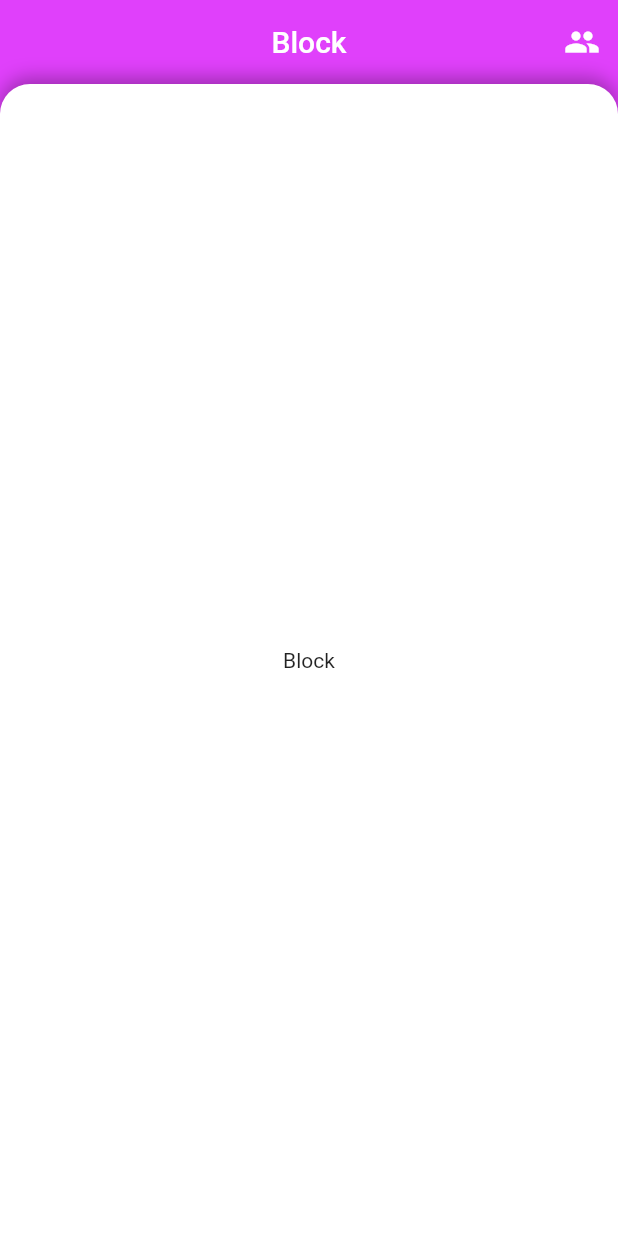
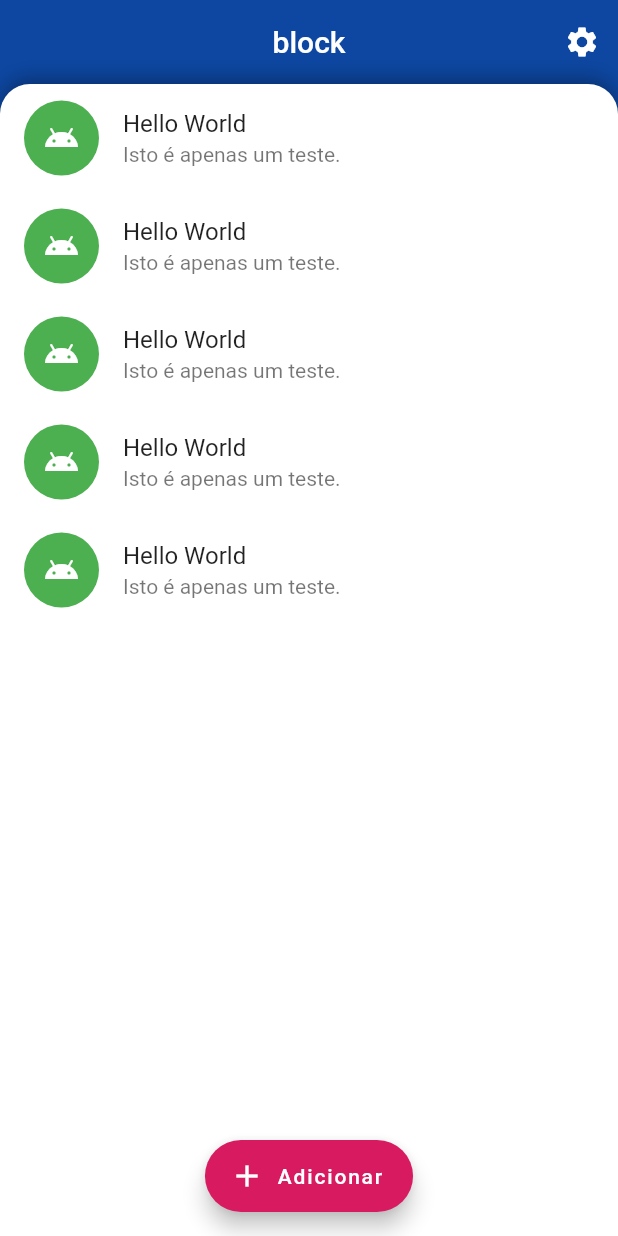
Before and after one commit to Felyp-Henrique/block, a Flutter app: the screen it shows after launch, on a phone screen of 412 x 824 dp. Run offline on Flutter 3.47's test engine with Material 2 defaults, Android fonts, the light colour scheme and no system bars.

Commit message:
definido cores padrao; definido item de listas; criado botao flutuante na home

```diff
--- a/lib/block.app.dart
+++ b/lib/block.app.dart
@@ -12,6 +12,12 @@ class BlockApp extends StatelessWidget {
       routes: {
         HomeView.ROUTE_PATH: (context) => HomeView(),
       },
+      theme: ThemeData(
+        brightness: Brightness.light,
+        primaryColor: Colors.blue[900],
+        accentColor: Colors.pink[600],
+        errorColor: Colors.red[900],
+      ),
     );
   }
 }
--- a/lib/components/appbar.component.dart
+++ b/lib/components/appbar.component.dart
@@ -3,7 +3,7 @@ import 'package:flutter/material.dart';
 // ignore: non_constant_identifier_names
 PreferredSizeWidget BlockAppBar({
       Key? key,
-      @required Widget? title,
+      required Widget? title,
       Widget? leading,
       List<Widget>? actions,
       Brightness? brightness: Brightness.light,
--- /dev/null
+++ b/lib/components/item.component.dart
@@ -0,0 +1,87 @@
+import 'package:block/dimensions.app.dart';
+import "package:flutter/material.dart";
+
+class BlockItem extends StatelessWidget {
+
+  GlobalKey _dismiss = GlobalKey();
+
+  String title;
+  String subtitle;
+  Widget? leading;
+  Function(DismissDirection)? onDismissed;
+
+  BlockItem({
+    Key? key,
+    required this.title,
+    required this.subtitle,
+    this.leading,
+    this.onDismissed,
+  }) : super(key: key);
+
+  @override
+  Widget build(BuildContext context) {
+    return Dismissible(
+      key: _dismiss,
+      child: _item(),
+      background: _background(),
+      onDismissed: onDismissed,
+    );
+  }
+
+  factory BlockItem.application({
+        Key? key,
+        required String title,
+        required String subtitle,
+        Function(DismissDirection)? onDismissed
+      }) {
+    return BlockItem(
+      key: key,
+      title: title,
+      subtitle: subtitle,
+      leading: Container(
+        width: 50,
+        height: 50,
+        child: Icon(
+          Icons.android,
+          color: Colors.white,
+        ),
+        alignment: Alignment.center,
+        decoration: BoxDecoration(
+          color: Colors.green,
+          shape: BoxShape.circle,
+        ),
+      ),
+      onDismissed: onDismissed,
+    );
+  }
+
+  Widget _item() {
+    return ListTile(
+      title: Text(title),
+      subtitle: Text(subtitle),
+      leading: leading,
+      shape: RoundedRectangleBorder(
+        borderRadius: BorderRadius.all(
+          BlockDimensions.borderCircular
+        ),
+      ),
+    );
+  }
+
+  Widget _background() {
+    return Builder(builder: (context) => Container(
+      padding: EdgeInsets.all(20),
+      child: Align(
+        alignment: Alignment.centerRight,
+        child: Icon(
+          Icons.delete,
+          color: Colors.white,
+        ),
+      ),
+      decoration: BoxDecoration(
+        color: Theme.of(context).errorColor,
+        borderRadius: BorderRadius.all(BlockDimensions.borderCircular),
+      ),
+    ));
+  }
+}
--- a/lib/components/scaffold.component.dart
+++ b/lib/components/scaffold.component.dart
@@ -6,19 +6,25 @@ class BlockScaffold extends StatelessWidget {
 
   Widget? body;
   PreferredSizeWidget? appBar;
+  FloatingActionButton? floatingActionButton;
+  FloatingActionButtonLocation? floatingActionButtonLocation;
 
   BlockScaffold({
     Key? key,
     this.appBar,
-    @required this.body
+    required this.body,
+    this.floatingActionButton,
+    this.floatingActionButtonLocation,
   }): super(key: key);
 
   @override
   Widget build(BuildContext context) {
     return Scaffold(
       appBar: appBar,
-      backgroundColor: Colors.purpleAccent,
+      backgroundColor: Theme.of(context).primaryColor,
       body: _body(),
+      floatingActionButton: floatingActionButton,
+      floatingActionButtonLocation: floatingActionButtonLocation,
     );
   }
 
--- a/lib/views/home.view.dart
+++ b/lib/views/home.view.dart
@@ -1,4 +1,5 @@
 import 'package:block/components/appbar.component.dart';
+import 'package:block/components/item.component.dart';
 import 'package:block/components/scaffold.component.dart';
 import 'package:flutter/material.dart';
 
@@ -10,20 +11,39 @@ class HomeView extends StatelessWidget {
   Widget build(BuildContext context) {
     return BlockScaffold(
       appBar: _appbar(),
-      body: Center(
-        child: Text("Block"),
+      body: SafeArea(
+        child: _body(),
       ),
+      floatingActionButton: _adicionarItem(),
+      floatingActionButtonLocation: FloatingActionButtonLocation.centerFloat,
     );
   }
 
   PreferredSizeWidget _appbar() {
     return BlockAppBar(
-      title: Text("Block"),
+      title: Text("block"),
       actions: [
-        IconButton(icon: Icon(Icons.people), onPressed: () {
-          // ...
+        IconButton(icon: Icon(Icons.settings), onPressed: () {
+          print("Heee");
         }),
       ],
     );
   }
+
+  Widget _body() {
+    return ListView(children: [
+      BlockItem.application(title: "Hello World", subtitle: "Isto é apenas um teste."),
+      BlockItem.application(title: "Hello World", subtitle: "Isto é apenas um teste."),
+      BlockItem.application(title: "Hello World", subtitle: "Isto é apenas um teste."),
+      BlockItem.application(title: "Hello World", subtitle: "Isto é apenas um teste."),
+      BlockItem.application(title: "Hello World", subtitle: "Isto é apenas um teste."),
+    ]);
+  }
+
+  FloatingActionButton _adicionarItem() {
+    return FloatingActionButton.extended(
+        icon: Icon(Icons.add), label: Text("Adicionar"), onPressed: () {
+      print("Hello World");
+    });
+  }
 }
```
